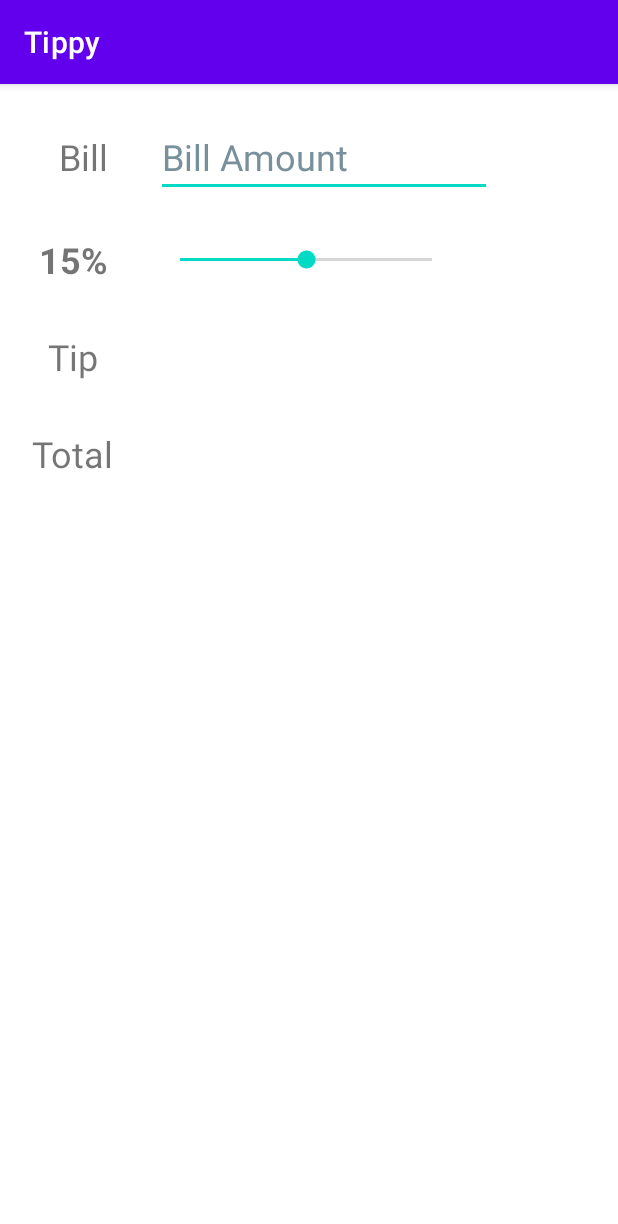
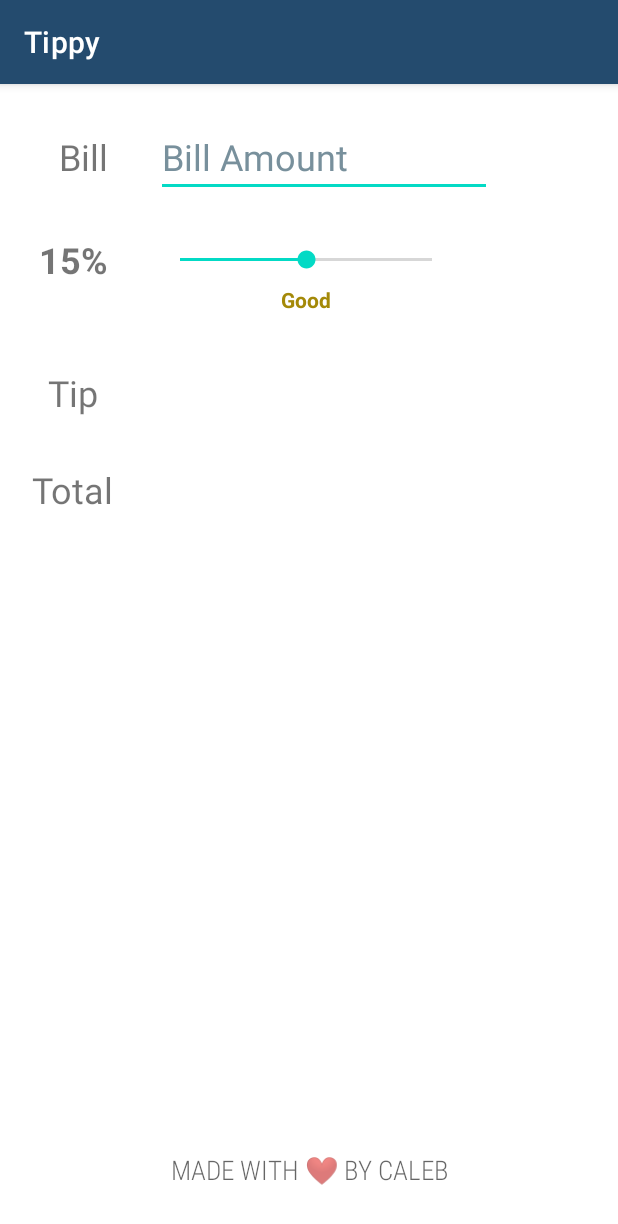
Before and after one commit to Mzazi25/tippy, an Android app: the screen it shows after launch (MainActivity), on a phone screen of 412 x 824 dp. Shown: the top 1224 px of the screen. Run offline under Robolectric (Android 15) with nearby library versions, the phone set to English and light mode, and no system bars.

Commit message:
Updated UI of the Tip Calculator with Colors as user changes the tip percentage

```diff
--- a/app/src/main/AndroidManifest.xml
+++ b/app/src/main/AndroidManifest.xml
@@ -9,7 +9,7 @@
         android:fullBackupContent="@xml/backup_rules"
         android:icon="@mipmap/ic_launcher"
         android:label="@string/app_name"
-        android:roundIcon="@mipmap/ic_launcher_round"
+        android:roundIcon="@drawable/ic_launcher_background"
         android:supportsRtl="true"
         android:theme="@style/Theme.Tippy"
         tools:targetApi="31">
--- a/app/src/main/java/com/example/tippy/MainActivity.kt
+++ b/app/src/main/java/com/example/tippy/MainActivity.kt
@@ -1,14 +1,18 @@
 package com.example.tippy
 
+import android.animation.ArgbEvaluator
 import android.nfc.Tag
 import androidx.appcompat.app.AppCompatActivity
 import android.os.Bundle
+import android.os.Parcel
+import android.os.Parcelable
 import android.text.Editable
 import android.text.TextWatcher
 import android.util.Log
 import android.widget.EditText
 import android.widget.SeekBar
 import android.widget.TextView
+import androidx.core.content.ContextCompat
 
 private const val TAG = "MainActivity"
 private const val INIT_TIP = 15
@@ -19,6 +23,9 @@ class MainActivity : AppCompatActivity() {
     private lateinit var seekBarTip: SeekBar
     private lateinit var tvTipAmount:TextView
     private lateinit var tvTipTotal:TextView
+    private lateinit var tvTipDescription:TextView
+
+
 
     override fun onCreate(savedInstanceState: Bundle?) {
         super.onCreate(savedInstanceState)
@@ -28,14 +35,18 @@ class MainActivity : AppCompatActivity() {
         tvTipPercent = findViewById(R.id.tvTipPercent)
         tvTipTotal = findViewById(R.id.tvTipTotal)
         seekBarTip = findViewById(R.id.seekBarTip)
+        tvTipDescription = findViewById(R.id.tvTipDescription)
 
         seekBarTip.progress = INIT_TIP
         tvTipPercent.text = "$INIT_TIP%"
+        updateDescription(INIT_TIP)
 
         seekBarTip.setOnSeekBarChangeListener(object:SeekBar.OnSeekBarChangeListener{
           override fun onProgressChanged(seekBar: SeekBar?, progress: Int, fromUser: Boolean) {
               Log.i(TAG,"On Progress Changed $progress")
               tvTipPercent.text = "$progress%"
+              computeTipAndTotal()
+              updateDescription(progress)
           }
 
           override fun onStartTrackingTouch(seekBar: SeekBar?) {}
@@ -52,10 +63,44 @@ class MainActivity : AppCompatActivity() {
 
             override fun afterTextChanged(s: Editable?) {
                 Log.i(TAG,"After Text Changed $s")
+                computeTipAndTotal()
+
             }
 
         })
 
 
     }
+
+    private fun updateDescription(tipPercent: Int) {
+        val tipDescription = when(tipPercent){
+            in 0..9-> "Poor"
+            in 10..14 -> "Acceptable"
+            in 15..19 -> "Good"
+            in 20..24 -> "Great"
+            else -> "Amazing"
+        }
+        tvTipDescription.text = tipDescription
+        val color = ArgbEvaluator().evaluate(
+            tipPercent.toFloat()/seekBarTip.max,
+            ContextCompat.getColor(this, R.color.colour_worst_tip),
+            ContextCompat.getColor(this,R.color.colour_best_tip)
+        ) as Int
+        tvTipDescription.setTextColor(color)
+    }
+
+    private fun computeTipAndTotal() {
+        if(etBaseAmount.text.isEmpty()){
+            tvTipAmount.text = ""
+            tvTipTotal.text = ""
+            return
+        }
+        val baseAmount = etBaseAmount.text.toString().toDouble()
+        val tipPercent = seekBarTip.progress
+
+        val tipAmount = baseAmount * tipPercent / 100
+        val totalAmount = baseAmount + tipAmount
+        tvTipAmount.text = "%.2f".format(tipAmount)
+        tvTipTotal.text = "%.2f".format(totalAmount)
+    }
 }
--- a/app/src/main/res/layout/activity_main.xml
+++ b/app/src/main/res/layout/activity_main.xml
@@ -40,7 +40,7 @@
         android:layout_width="wrap_content"
         android:layout_height="wrap_content"
         android:layout_marginStart="32dp"
-        android:layout_marginTop="32dp"
+        android:layout_marginTop="56dp"
         android:text="@string/tip"
         android:textSize="24sp"
         app:layout_constraintStart_toStartOf="parent"
@@ -96,10 +96,34 @@
         android:id="@+id/tvTipTotal"
         android:layout_width="wrap_content"
         android:layout_height="wrap_content"
+        android:textSize="24sp"
         app:layout_constraintBottom_toBottomOf="@+id/total_box_final"
         app:layout_constraintStart_toStartOf="@+id/tvTipAmount"
         app:layout_constraintTop_toTopOf="@+id/total_box_final"
-        android:textSize="24sp"
         tools:text="103.36" />
 
+    <TextView
+        android:id="@+id/tvFooter"
+        android:layout_width="wrap_content"
+        android:layout_height="wrap_content"
+        android:layout_marginBottom="32dp"
+        android:fontFamily="sans-serif-condensed-light"
+        android:text="Made with ❤️ by Caleb"
+        android:textAllCaps="true"
+        android:textAppearance="@style/TextAppearance.AppCompat.Medium"
+        app:layout_constraintBottom_toBottomOf="parent"
+        app:layout_constraintEnd_toEndOf="parent"
+        app:layout_constraintStart_toStartOf="parent" />
+
+    <TextView
+        android:id="@+id/tvTipDescription"
+        android:layout_width="wrap_content"
+        android:layout_height="wrap_content"
+        android:layout_marginTop="8dp"
+        app:layout_constraintEnd_toEndOf="@+id/seekBarTip"
+        app:layout_constraintStart_toStartOf="@+id/seekBarTip"
+        android:textStyle="bold"
+        app:layout_constraintTop_toBottomOf="@+id/seekBarTip"
+        tools:text="Amazing" />
+
 </androidx.constraintlayout.widget.ConstraintLayout>
--- a/app/src/main/res/values/colors.xml
+++ b/app/src/main/res/values/colors.xml
@@ -7,4 +7,9 @@
     <color name="teal_700">#FF018786</color>
     <color name="black">#FF000000</color>
     <color name="white">#FFFFFFFF</color>
+    <color name="primary_blue">#244B6E</color>
+    <color name="darker_blue">#07256E</color>
+    <color name="background_blue">#EFECFB</color>
+    <color name="colour_worst_tip">#DC1E0B</color>
+    <color name="colour_best_tip">#35BA01</color>
 </resources>
--- a/app/src/main/res/values/themes.xml
+++ b/app/src/main/res/values/themes.xml
@@ -2,8 +2,8 @@
     <!-- Base application theme. -->
     <style name="Theme.Tippy" parent="Theme.MaterialComponents.DayNight.DarkActionBar">
         <!-- Primary brand color. -->
-        <item name="colorPrimary">@color/purple_500</item>
-        <item name="colorPrimaryVariant">@color/purple_700</item>
+        <item name="colorPrimary">@color/primary_blue</item>
+        <item name="colorPrimaryVariant">@color/darker_blue</item>
         <item name="colorOnPrimary">@color/white</item>
         <!-- Secondary brand color. -->
         <item name="colorSecondary">@color/teal_200</item>
@@ -12,5 +12,6 @@
         <!-- Status bar color. -->
         <item name="android:statusBarColor" tools:targetApi="l">?attr/colorPrimaryVariant</item>
         <!-- Customize your theme here. -->
+        <item name="backgroundColor">@color/background_blue</item>
     </style>
 </resources>
```
